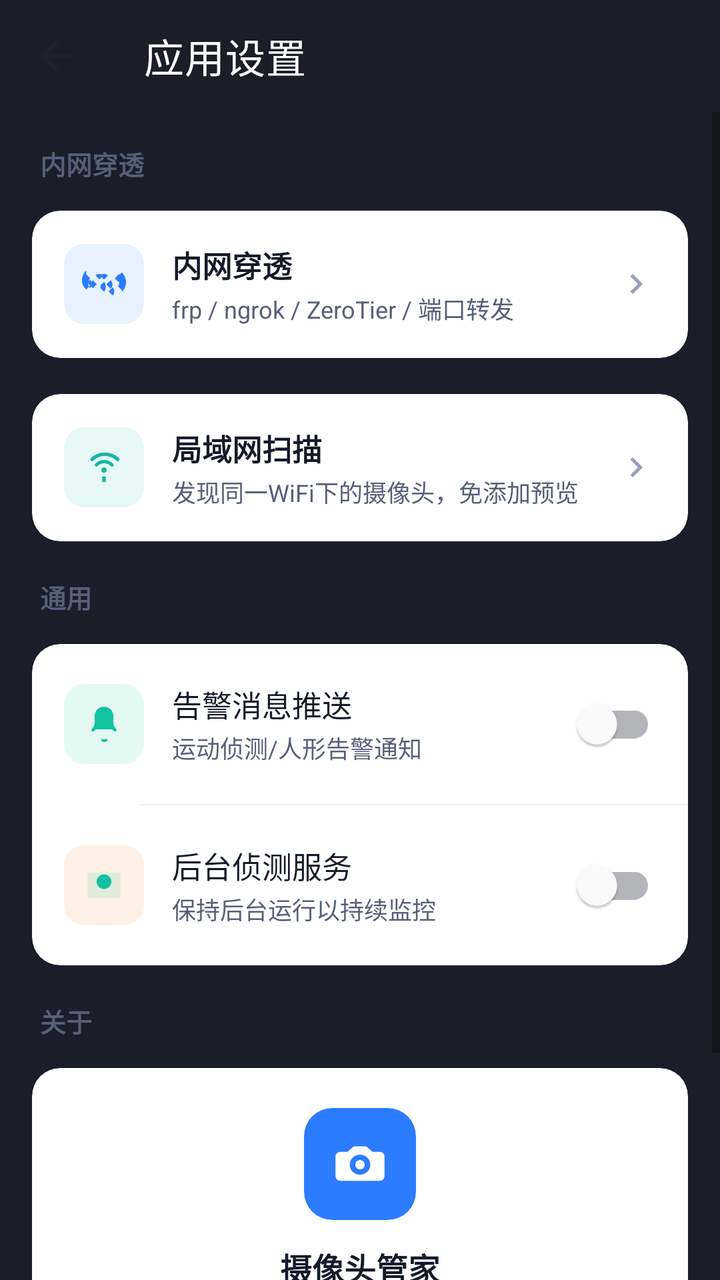
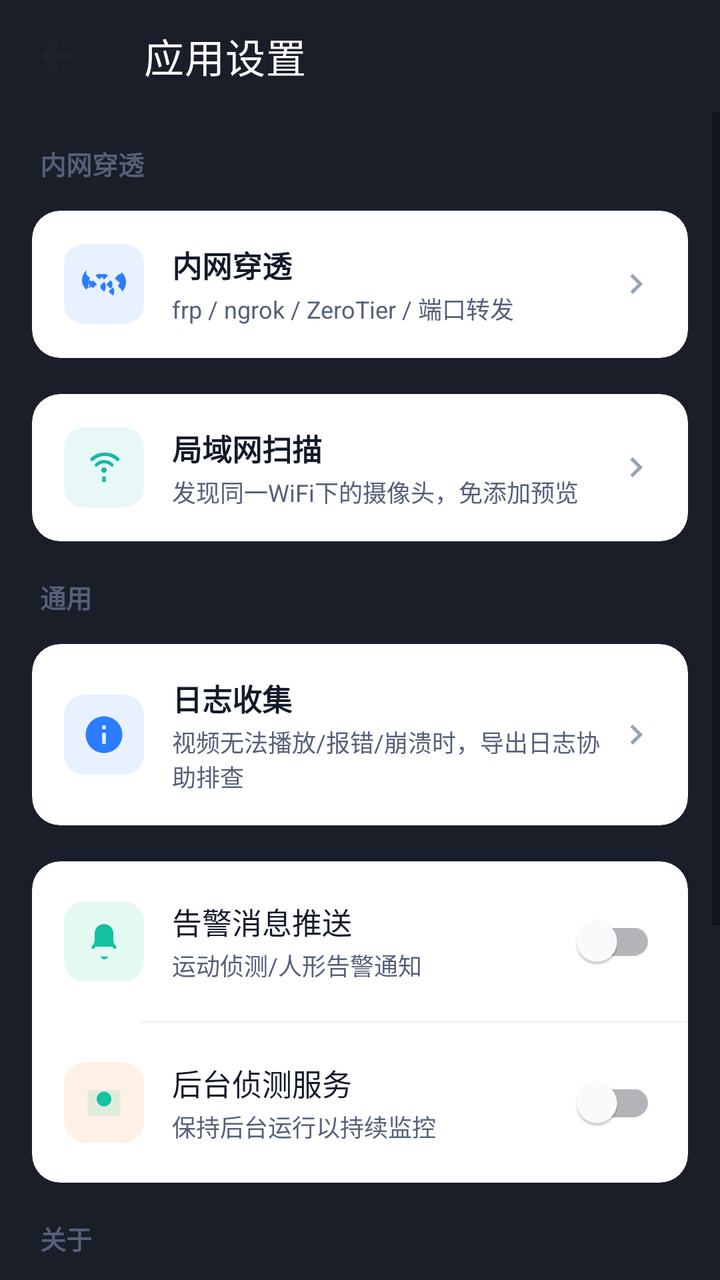

Before-and-after screenshots of an Android layout around one commit, followed by the original layout XML and the change that was made.
<!-- AndroidManifest.xml: application theme Theme.CameraManager -->
<!-- res/layout/activity_app_settings.xml -->
<?xml version="1.0" encoding="utf-8"?>
<LinearLayout xmlns:android="http://schemas.android.com/apk/res/android"
    xmlns:app="http://schemas.android.com/apk/res-auto"
    android:layout_width="match_parent" android:layout_height="match_parent"
    android:orientation="vertical" android:background="@color/bg_dark">

    <com.google.android.material.appbar.MaterialToolbar android:id="@+id/toolbar"
        android:layout_width="match_parent" android:layout_height="?attr/actionBarSize"
        android:background="@color/bg_dark" app:title="@string/app_settings_title"
        app:titleTextColor="@color/white"
        app:navigationIcon="@drawable/ic_back_dark"/>

    <ScrollView android:layout_width="match_parent" android:layout_height="0dp"
        android:layout_weight="1" android:clipToPadding="false"
        android:paddingBottom="24dp">
        <LinearLayout android:layout_width="match_parent" android:layout_height="wrap_content"
            android:orientation="vertical" android:padding="16dp">

            
            <TextView style="@style/SectionTitle" android:text="@string/section_tunnel"
                android:layout_marginBottom="8dp"/>
            <com.google.android.material.card.MaterialCardView
                android:id="@+id/cardTunnel"
                android:layout_width="match_parent" android:layout_height="wrap_content"
                app:cardBackgroundColor="@color/bg_card" app:cardCornerRadius="14dp"
                app:cardElevation="0dp" app:strokeWidth="0dp"
                android:layout_marginBottom="18dp"
                app:rippleColor="@color/bg_card_2">
                <LinearLayout android:layout_width="match_parent" android:layout_height="wrap_content"
                    android:orientation="horizontal" android:padding="16dp"
                    android:gravity="center_vertical">
                    <com.google.android.material.card.MaterialCardView
                        android:layout_width="40dp" android:layout_height="40dp"
                        app:cardCornerRadius="10dp" app:cardElevation="0dp"
                        app:strokeWidth="0dp"
                        app:cardBackgroundColor="#1A1677FF">
                        <ImageView android:layout_width="match_parent" android:layout_height="match_parent"
                            android:src="@drawable/ic_network" android:padding="9dp"
                            app:tint="@color/brand_primary"/>
                    </com.google.android.material.card.MaterialCardView>
                    <LinearLayout android:layout_width="0dp" android:layout_height="wrap_content"
                        android:layout_weight="1" android:layout_marginStart="14dp"
                        android:orientation="vertical">
                        <TextView android:layout_width="wrap_content" android:layout_height="wrap_content"
                            android:text="@string/tunnel_manage" android:textColor="@color/text_primary"
                            android:textSize="15sp" android:textStyle="bold"/>
                        <TextView android:layout_width="wrap_content" android:layout_height="wrap_content"
                            android:text="frp / ngrok / ZeroTier / 端口转发"
                            android:textColor="@color/text_secondary" android:textSize="12sp"
                            android:layout_marginTop="2dp"/>
                    </LinearLayout>
                    <ImageView android:layout_width="20dp" android:layout_height="20dp"
                        android:src="@drawable/ic_chevron_right"
                        app:tint="@color/text_tertiary"/>
                </LinearLayout>
            </com.google.android.material.card.MaterialCardView>

            <com.google.android.material.card.MaterialCardView
                android:id="@+id/cardLanScan"
                android:layout_width="match_parent" android:layout_height="wrap_content"
                app:cardBackgroundColor="@color/bg_card" app:cardCornerRadius="14dp"
                app:cardElevation="0dp" app:strokeWidth="0dp"
                android:layout_marginBottom="18dp"
                app:rippleColor="@color/bg_card_2">
                <LinearLayout android:layout_width="match_parent" android:layout_height="wrap_content"
                    android:orientation="horizontal" android:padding="16dp"
                    android:gravity="center_vertical">
                    <com.google.android.material.card.MaterialCardView
                        android:layout_width="40dp" android:layout_height="40dp"
                        app:cardCornerRadius="10dp" app:cardElevation="0dp"
                        app:strokeWidth="0dp"
                        app:cardBackgroundColor="#1A14B8A6">
                        <ImageView android:layout_width="match_parent" android:layout_height="match_parent"
                            android:src="@drawable/ic_scan" android:padding="9dp"
                            app:tint="#FF14B8A6"/>
                    </com.google.android.material.card.MaterialCardView>
                    <LinearLayout android:layout_width="0dp" android:layout_height="wrap_content"
                        android:layout_weight="1" android:layout_marginStart="14dp"
                        android:orientation="vertical">
                        <TextView android:layout_width="wrap_content" android:layout_height="wrap_content"
                            android:text="局域网扫描" android:textColor="@color/text_primary"
                            android:textSize="15sp" android:textStyle="bold"/>
                        <TextView android:layout_width="wrap_content" android:layout_height="wrap_content"
                            android:text="发现同一WiFi下的摄像头，免添加预览"
                            android:textColor="@color/text_secondary" android:textSize="12sp"
                            android:layout_marginTop="2dp"/>
                    </LinearLayout>
                    <ImageView android:layout_width="20dp" android:layout_height="20dp"
                        android:src="@drawable/ic_chevron_right"
                        app:tint="@color/text_tertiary"/>
                </LinearLayout>
            </com.google.android.material.card.MaterialCardView>

            
            <TextView style="@style/SectionTitle" android:text="通用"
                android:layout_marginBottom="8dp"/>
            <com.google.android.material.card.MaterialCardView
                android:layout_width="match_parent" android:layout_height="wrap_content"
                app:cardBackgroundColor="@color/bg_card" app:cardCornerRadius="14dp"
                app:cardElevation="0dp" app:strokeWidth="0dp"
                android:layout_marginBottom="18dp">
                <LinearLayout android:layout_width="match_parent" android:layout_height="wrap_content"
                    android:orientation="vertical">
                    <LinearLayout android:layout_width="match_parent" android:layout_height="wrap_content"
                        android:orientation="horizontal" android:padding="16dp"
                        android:gravity="center_vertical">
                        <com.google.android.material.card.MaterialCardView
                            android:layout_width="40dp" android:layout_height="40dp"
                            app:cardCornerRadius="10dp" app:cardElevation="0dp"
                            app:strokeWidth="0dp"
                            app:cardBackgroundColor="#1A00C48C">
                            <ImageView android:layout_width="match_parent" android:layout_height="match_parent"
                                android:src="@drawable/ic_alarm" android:padding="9dp"
                                app:tint="@color/online_green"/>
                        </com.google.android.material.card.MaterialCardView>
                        <LinearLayout android:layout_width="0dp" android:layout_height="wrap_content"
                            android:layout_weight="1" android:layout_marginStart="14dp"
                            android:orientation="vertical">
                            <TextView android:layout_width="wrap_content" android:layout_height="wrap_content"
                                android:text="告警消息推送" android:textColor="@color/text_primary"
                                android:textSize="15sp"/>
                            <TextView android:layout_width="wrap_content" android:layout_height="wrap_content"
                                android:text="运动侦测/人形告警通知"
                                android:textColor="@color/text_secondary" android:textSize="12sp"
                                android:layout_marginTop="2dp"/>
                        </LinearLayout>
                        <com.google.android.material.switchmaterial.SwitchMaterial
                            android:id="@+id/switchAlarm"
                            android:layout_width="wrap_content" android:layout_height="wrap_content"/>
                    </LinearLayout>
                    <View style="@style/DividerLine"/>
                    <LinearLayout android:layout_width="match_parent" android:layout_height="wrap_content"
                        android:orientation="horizontal" android:padding="16dp"
                        android:gravity="center_vertical">
                        <com.google.android.material.card.MaterialCardView
                            android:layout_width="40dp" android:layout_height="40dp"
                            app:cardCornerRadius="10dp" app:cardElevation="0dp"
                            app:strokeWidth="0dp"
                            app:cardBackgroundColor="#1AFF7A00">
                            <ImageView android:layout_width="match_parent" android:layout_height="match_parent"
                                android:src="@drawable/ic_record" android:padding="9dp"
                                app:tint="@color/brand_accent"/>
                        </com.google.android.material.card.MaterialCardView>
                        <LinearLayout android:layout_width="0dp" android:layout_height="wrap_content"
                            android:layout_weight="1" android:layout_marginStart="14dp"
                            android:orientation="vertical">
                            <TextView android:layout_width="wrap_content" android:layout_height="wrap_content"
                                android:text="后台侦测服务" android:textColor="@color/text_primary"
                                android:textSize="15sp"/>
                            <TextView android:layout_width="wrap_content" android:layout_height="wrap_content"
                                android:text="保持后台运行以持续监控"
                                android:textColor="@color/text_secondary" android:textSize="12sp"
                                android:layout_marginTop="2dp"/>
                        </LinearLayout>
                        <com.google.android.material.switchmaterial.SwitchMaterial
                            android:id="@+id/switchBackground"
                            android:layout_width="wrap_content" android:layout_height="wrap_content"/>
                    </LinearLayout>
                </LinearLayout>
            </com.google.android.material.card.MaterialCardView>

            
            <TextView style="@style/SectionTitle" android:text="@string/section_about"
                android:layout_marginBottom="8dp"/>
            <com.google.android.material.card.MaterialCardView
                android:layout_width="match_parent" android:layout_height="wrap_content"
                app:cardBackgroundColor="@color/bg_card" app:cardCornerRadius="14dp"
                app:cardElevation="0dp" app:strokeWidth="0dp">
                <LinearLayout android:layout_width="match_parent" android:layout_height="wrap_content"
                    android:orientation="vertical" android:padding="20dp"
                    android:gravity="center">
                    <com.google.android.material.card.MaterialCardView
                        android:layout_width="56dp" android:layout_height="56dp"
                        app:cardCornerRadius="14dp" app:cardElevation="0dp"
                        app:strokeWidth="0dp"
                        app:cardBackgroundColor="@color/brand_primary">
                        <ImageView android:layout_width="match_parent" android:layout_height="match_parent"
                            android:src="@drawable/ic_camera" android:padding="14dp"
                            app:tint="@color/white"/>
                    </com.google.android.material.card.MaterialCardView>
                    <TextView android:layout_width="wrap_content" android:layout_height="wrap_content"
                        android:text="@string/app_name" android:textColor="@color/text_primary"
                        android:textSize="16sp" android:textStyle="bold"
                        android:layout_marginTop="12dp"/>
                    <TextView android:layout_width="wrap_content" android:layout_height="wrap_content"
                        android:text="@string/about_version" android:textColor="@color/text_secondary"
                        android:textSize="13sp" android:layout_marginTop="4dp"/>
                    <TextView android:layout_width="wrap_content" android:layout_height="wrap_content"
                        android:text="@string/about_desc" android:textColor="@color/text_tertiary"
                        android:textSize="12sp" android:layout_marginTop="10dp"
                        android:gravity="center" android:lineSpacingExtra="2dp"/>
                </LinearLayout>
            </com.google.android.material.card.MaterialCardView>
        </LinearLayout>
    </ScrollView>
</LinearLayout>
<!-- resources referenced by this layout -->
<resources>
  <color name="bg_card">#FFFFFF</color>
  <color name="bg_card_2">#EEF2F8</color>
  <color name="bg_dark">#1A1E28</color>
  <color name="brand_accent">#12C2A0</color>
  <color name="brand_primary">#2B7CFF</color>
  <color name="online_green">#12C2A0</color>
  <color name="text_primary">#131A2A</color>
  <color name="text_secondary">#55607A</color>
  <color name="text_tertiary">#98A1B8</color>
  <color name="white">#FFFFFF</color>
  <!-- drawable ic_back_dark (drawable) -->
  <vector xmlns:android="http://schemas.android.com/apk/res/android"
      android:width="24dp" android:height="24dp"
      android:viewportWidth="24" android:viewportHeight="24">
      <path android:fillColor="#1E222B"
          android:pathData="M20,11H7.8l5.6,-5.6L12,4l-8,8l8,8l1.4,-1.4L7.8,13H20v-2z"/>
  </vector>
  <!-- drawable ic_chevron_right (drawable) -->
  <?xml version="1.0" encoding="utf-8"?>
  <vector xmlns:android="http://schemas.android.com/apk/res/android"
      android:width="24dp" android:height="24dp"
      android:viewportWidth="24" android:viewportHeight="24"
      android:tint="#5C6678">
      <path
          android:fillColor="@android:color/white"
          android:pathData="M10,6l-1.41,1.41L13.17,12l-4.58,4.59L10,18l6,-6z"/>
  </vector>
  <!-- drawable ic_record (drawable) -->
  <?xml version="1.0" encoding="utf-8"?>
  <vector xmlns:android="http://schemas.android.com/apk/res/android"
      android:width="24dp" android:height="24dp"
      android:viewportWidth="24" android:viewportHeight="24">
      
      <path android:fillColor="#22FFFFFF"
          android:pathData="M20,5H4c-0.55,0 -1,0.45 -1,1v12c0,0.55 0.45,1 1,1h16c0.55,0 1,-0.45 1,-1V6c0,-0.55 -0.45,-1 -1,-1z"/>
      
      <path android:fillColor="#FF5252"
          android:pathData="M12,10m-4,0a4,4 0,1 1,8 0a4,4 0,1 1,-8 0"/>
  </vector>
  <string name="about_desc">多品牌摄像头统一管理 · ONVIF/RTSP 标准协议 · NVR 式自动探测</string>
  <string name="about_version">版本 1.0.9</string>
  <string name="app_name">摄像头管家</string>
  <string name="app_settings_title">应用设置</string>
  <string name="section_about">关于</string>
  <string name="section_tunnel">内网穿透</string>
  <string name="tunnel_manage">内网穿透</string>
  <style name="DividerLine">
          <item name="android:layout_width">match_parent</item>
          <item name="android:layout_height">0.5dp</item>
          <item name="android:background">@color/divider</item>
          <item name="android:layout_marginStart">54dp</item>
      </style>
  <style name="SectionTitle">
          <item name="android:layout_width">match_parent</item>
          <item name="android:layout_height">wrap_content</item>
          <item name="android:textSize">13sp</item>
          <item name="android:textStyle">bold</item>
          <item name="android:textColor">@color/text_secondary</item>
          <item name="android:paddingStart">4dp</item>
          <item name="android:paddingBottom">6dp</item>
      </style>
  <color name="divider">#EEF0F5</color>
  <color name="brand_primary_dark">#1E64D6</color>
  <color name="error_red">#F5555B</color>
  <color name="bg_page">#F4F6FB</color>
  <style name="AlertDialogLight" parent="ThemeOverlay.MaterialComponents.MaterialAlertDialog">
          <item name="android:background">@color/bg_card</item>
          <item name="android:textColorPrimary">@color/text_primary</item>
          <item name="colorSurface">@color/bg_card</item>
      </style>
</resources>

<!-- the commit's change to res/layout/activity_app_settings.xml (unified diff, before → after) -->
@@ -94,6 +94,42 @@
             
             <TextView style="@style/SectionTitle" android:text="通用"
                 android:layout_marginBottom="8dp"/>
+            <com.google.android.material.card.MaterialCardView
+                android:id="@+id/cardLog"
+                android:layout_width="match_parent" android:layout_height="wrap_content"
+                app:cardBackgroundColor="@color/bg_card" app:cardCornerRadius="14dp"
+                app:cardElevation="0dp" app:strokeWidth="0dp"
+                android:layout_marginBottom="18dp"
+                app:rippleColor="@color/bg_card_2">
+                <LinearLayout android:layout_width="match_parent" android:layout_height="wrap_content"
+                    android:orientation="horizontal" android:padding="16dp"
+                    android:gravity="center_vertical">
+                    <com.google.android.material.card.MaterialCardView
+                        android:layout_width="40dp" android:layout_height="40dp"
+                        app:cardCornerRadius="10dp" app:cardElevation="0dp"
+                        app:strokeWidth="0dp"
+                        app:cardBackgroundColor="#1A1677FF">
+                        <ImageView android:layout_width="match_parent" android:layout_height="match_parent"
+                            android:src="@drawable/ic_info" android:padding="9dp"
+                            app:tint="@color/brand_primary"/>
+                    </com.google.android.material.card.MaterialCardView>
+                    <LinearLayout android:layout_width="0dp" android:layout_height="wrap_content"
+                        android:layout_weight="1" android:layout_marginStart="14dp"
+                        android:orientation="vertical">
+                        <TextView android:layout_width="wrap_content" android:layout_height="wrap_content"
+                            android:text="日志收集" android:textColor="@color/text_primary"
+                            android:textSize="15sp" android:textStyle="bold"/>
+                        <TextView android:layout_width="wrap_content" android:layout_height="wrap_content"
+                            android:text="视频无法播放/报错/崩溃时，导出日志协助排查"
+                            android:textColor="@color/text_secondary" android:textSize="12sp"
+                            android:layout_marginTop="2dp"/>
+                    </LinearLayout>
+                    <ImageView android:layout_width="20dp" android:layout_height="20dp"
+                        android:src="@drawable/ic_chevron_right"
+                        app:tint="@color/text_tertiary"/>
+                </LinearLayout>
+            </com.google.android.material.card.MaterialCardView>
+
             <com.google.android.material.card.MaterialCardView
                 android:layout_width="match_parent" android:layout_height="wrap_content"
                 app:cardBackgroundColor="@color/bg_card" app:cardCornerRadius="14dp"
<!-- resource entries referenced after the edit -->
@@ -26,6 +26,16 @@
       <path
           android:fillColor="@android:color/white"
           android:pathData="M10,6l-1.41,1.41L13.17,12l-4.58,4.59L10,18l6,-6z"/>
+  </vector>
+  <!-- drawable ic_info (drawable) -->
+  <?xml version="1.0" encoding="utf-8"?>
+  <vector xmlns:android="http://schemas.android.com/apk/res/android"
+      android:width="24dp" android:height="24dp"
+      android:viewportWidth="24" android:viewportHeight="24"
+      android:tint="#8892A6">
+      <path
+          android:fillColor="@android:color/white"
+          android:pathData="M12,2C6.48,2 2,6.48 2,12s4.48,10 10,10 10,-4.48 10,-10S17.52,2 12,2zM13,17h-2v-6h2v6zM13,9h-2L11,7h2v2z"/>
   </vector>
   <!-- drawable ic_record (drawable) -->
   <?xml version="1.0" encoding="utf-8"?>
